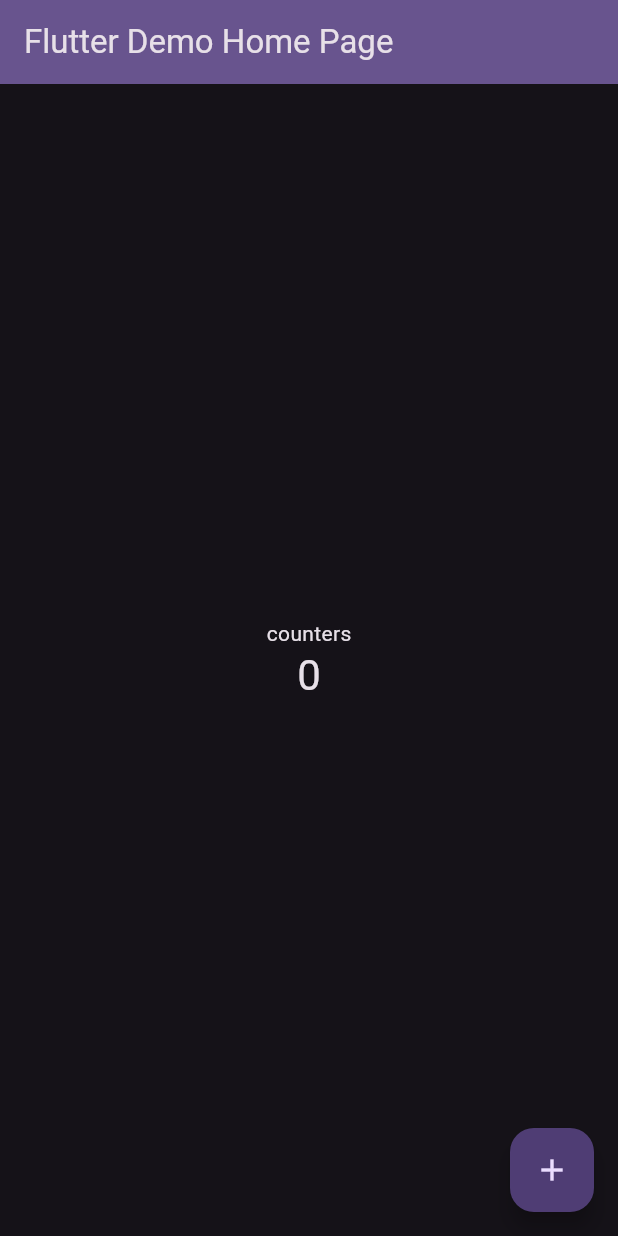
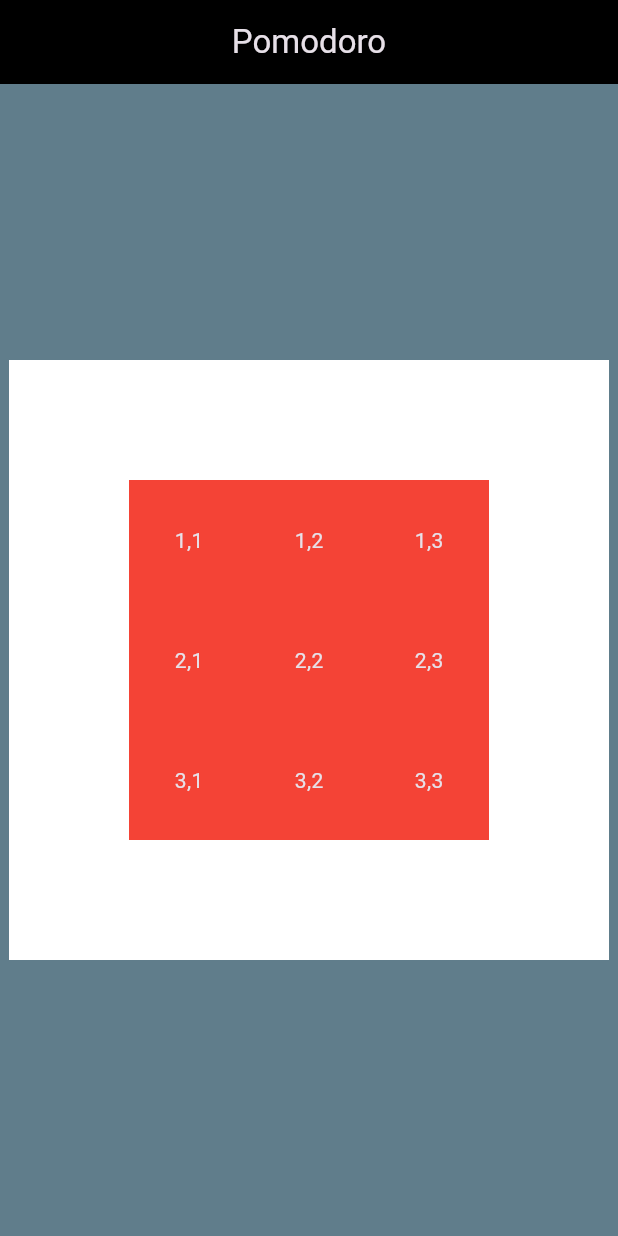
Before and after one commit to ShreejayShakya28/Pomodoro_Flutter_Project, a Flutter app: the screen it shows after launch, on a phone screen of 412 x 824 dp. Run offline on Flutter 3.47's test engine with Material 3 defaults, Android fonts, the phone set to English and light mode, and no system bars.

Commit message:
3x3 Containers using rows,columns,center in scaffold

```diff
--- a/lib/main.dart
+++ b/lib/main.dart
@@ -11,7 +11,7 @@ class MyApp extends StatelessWidget {
   @override
   Widget build(BuildContext context) {
     return MaterialApp(
-      title: 'Flutter Demo',
+      title: 'Pomodoro',
       theme: ThemeData(
 
         colorScheme: .fromSeed(seedColor: Colors.deepPurple,brightness: Brightness.dark,),
@@ -31,39 +31,57 @@ class MyHomePage extends StatefulWidget {
 }
 
 class _MyHomePageState extends State<MyHomePage> {
-  int _counter = 0;
-
-  void _incrementCounter() {
-    setState(() {
-      _counter++;
-    });
-  }
-
-  @override
+@override
   Widget build(BuildContext context) {
     return Scaffold(
+      backgroundColor: Colors.blueGrey,
+
       appBar: AppBar(
-        backgroundColor: Theme.of(context).colorScheme.inversePrimary,
-
-        title: Text(widget.title),
+        centerTitle: true,
+        title: Text('Pomodoro',textAlign: TextAlign.center),
+        backgroundColor: Colors.black,
       ),
-      body: Center(
-        child: Column(
-          mainAxisAlignment: .center,
+      body : Center(
+        child: Container(
+          height : 400,
+          width : 400,
+          decoration: BoxDecoration(
+            color: Colors.white
+          ),
+          child: Column(
+            mainAxisAlignment: MainAxisAlignment.center,
+            children: [
+        // Row 1
+        Row(
+          mainAxisAlignment: MainAxisAlignment.center,
           children: [
-            const Text('counters'),
-            Text(
-              '$_counter',
-              style: Theme.of(context).textTheme.headlineMedium,
-            ),
+            Container(width: 80, height: 80, color: Colors.red, child: Center(child: Text('1,1'))),
+            Container(width: 80, height: 80, color: Colors.red, child: Center(child: Text('1,2'))),
+            Container(width: 80, height: 80, color: Colors.red, child: Center(child: Text('1,3'))),
           ],
         ),
-      ),
-      floatingActionButton: FloatingActionButton(
-        onPressed: _incrementCounter,
-        tooltip: 'Increment',
-        child: const Icon(Icons.add),
-      ),
-    );
+        // Row 2
+        Row(
+          mainAxisAlignment: MainAxisAlignment.center,
+          children: [
+            Container(width: 80, height: 80, color: Colors.red, child: Center(child: Text('2,1'))),
+            Container(width: 80, height: 80, color: Colors.red, child: Center(child: Text('2,2'))),
+            Container(width: 80, height: 80, color: Colors.red, child: Center(child: Text('2,3'))),
+          ],
+        ),
+        // Row 3
+        Row(
+          mainAxisAlignment: MainAxisAlignment.center,
+          children: [
+            Container(width: 80, height: 80, color: Colors.red, child: Center(child: Text('3,1'))),
+            Container(width: 80, height: 80, color: Colors.red, child: Center(child: Text('3,2'))),
+            Container(width: 80, height: 80, color: Colors.red, child: Center(child: Text('3,3'))),
+          ],
+        ),
+      ],
+          )
+          )
+          )
+        );
   }
 }
```
Also changed, not shown: 1 other file.
